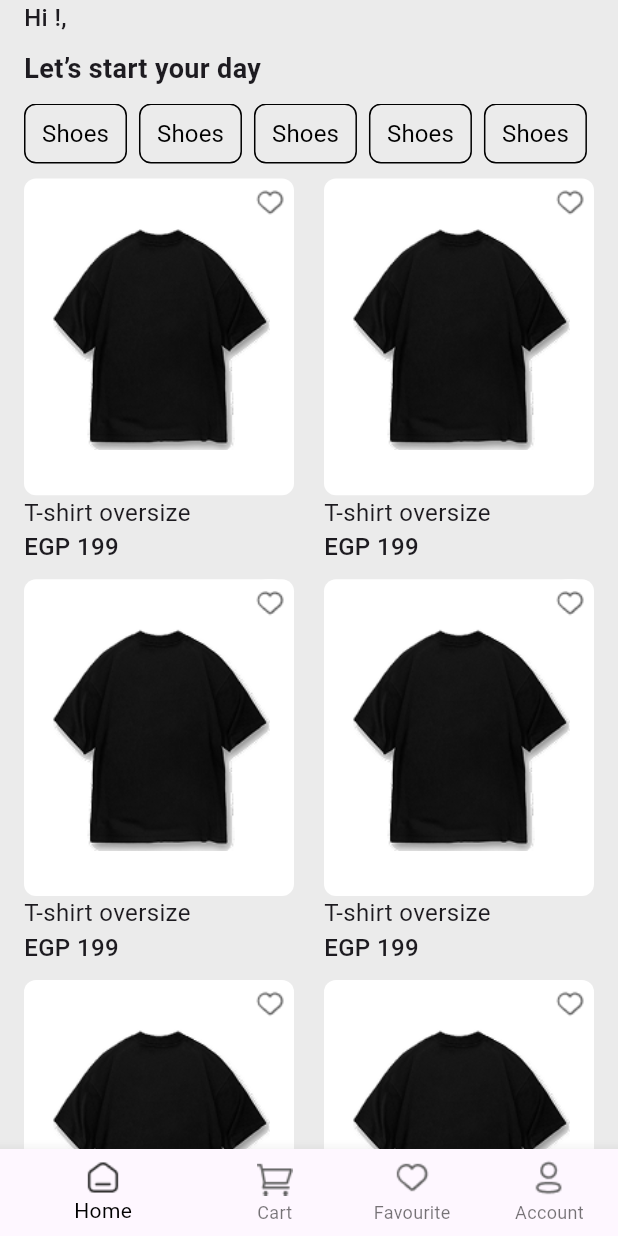
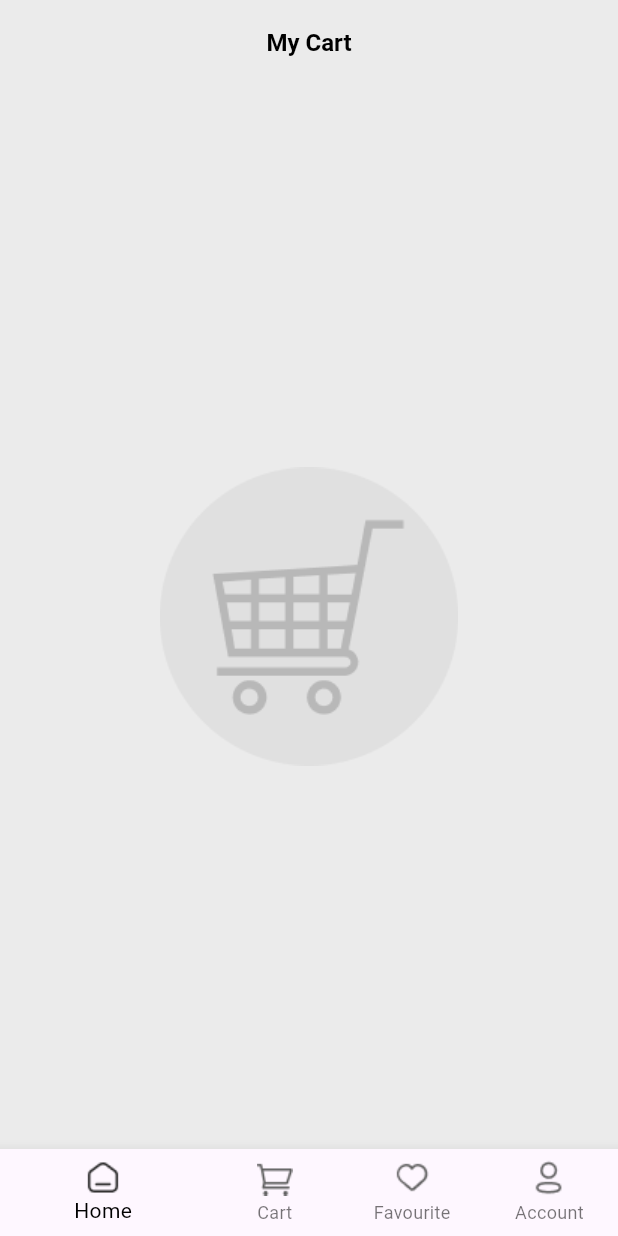
Before and after one commit to MohamedRafat-hub/shopping_app, a Flutter app: the screen it shows after launch, on a phone screen of 412 x 824 dp. Run offline on Flutter 3.47's test engine with Material 3 defaults, Android fonts, the phone set to English and light mode, and no system bars; our stand-ins replace readmore, smooth_page_indicator.

Commit message:
Finish product feature UI

```diff
--- /dev/null
+++ b/lib/features/cart/presentation/views/cart_view.dart
@@ -0,0 +1,23 @@
+import 'package:cartzy_app/features/home/presentation/views/widets/custom_bottom_navigation_bar.dart';
+import 'package:flutter/material.dart';
+
+class CartView extends StatelessWidget {
+  const CartView({super.key});
+  static const String id = 'CartView';
+  @override
+  Widget build(BuildContext context) {
+    return Scaffold(
+      appBar: AppBar(
+        title: Text(
+          'My Cart',
+          style: TextStyle(
+              color: Colors.black, fontSize: 16, fontWeight: FontWeight.bold),
+        ),
+        centerTitle: true,
+      ),
+
+      body: Center(child: Image.asset('assets/images/cart_image.png')),
+      bottomNavigationBar: CustomBottomNavigationBar(),
+    );
+  }
+}
--- a/lib/features/home/presentation/views/home_view.dart
+++ b/lib/features/home/presentation/views/home_view.dart
@@ -11,7 +11,7 @@ class HomeView extends StatelessWidget {
   @override
   Widget build(BuildContext context) {
     return Scaffold(
-      backgroundColor: Color(0xFFEBEBEB),
+      // backgroundColor: Color(0xFFEBEBEB),
       body: HomeViewBody(),
       bottomNavigationBar: CustomBottomNavigationBar(),
     );
--- a/lib/features/home/presentation/views/widets/custom_text_button.dart
+++ b/lib/features/home/presentation/views/widets/custom_text_button.dart
@@ -1,3 +1,4 @@
+import 'package:cartzy_app/features/product/presentation/views/product_category_view.dart';
 import 'package:flutter/material.dart';
 
 class CustomTextButton extends StatelessWidget {
@@ -11,7 +12,9 @@ class CustomTextButton extends StatelessWidget {
   @override
   Widget build(BuildContext context) {
     return TextButton(
-        onPressed: () {},
+        onPressed: () {
+          Navigator.pushNamed(context, ProductCategoryView.id);
+        },
         style: TextButton.styleFrom(
             shape: RoundedRectangleBorder(
                 borderRadius: BorderRadius.circular(8),
--- a/lib/features/home/presentation/views/widets/product_component.dart
+++ b/lib/features/home/presentation/views/widets/product_component.dart
@@ -9,24 +9,7 @@ class ProductComponent extends StatelessWidget {
     return Column(
       crossAxisAlignment: CrossAxisAlignment.start,
       children: [
-        Expanded(
-          child: Container(
-            // width: 150,
-            decoration: BoxDecoration(
-              color: Colors.white,
-              borderRadius: BorderRadius.circular(8),
-            ),
-            child: Column(
-              children: [
-                Align(alignment : Alignment.topRight,child: Image.asset('assets/icons/favourite_icon.png')),
-                Expanded(child: Image.asset('assets/images/product_image.png')),
-                SizedBox(
-                  height: 30,
-                ),
-              ],
-            ),
-          ),
-        ),
+        Expanded(child: ProductItem()),
         Text(
           'T-shirt oversize',
           style: TextStyle(fontSize: 16, fontWeight: FontWeight.w400),
@@ -39,3 +22,29 @@ class ProductComponent extends StatelessWidget {
     );
   }
 }
+
+class ProductItem extends StatelessWidget {
+  const ProductItem({
+    super.key,
+  });
+
+  @override
+  Widget build(BuildContext context) {
+    return Container(
+      // width: 150,
+      decoration: BoxDecoration(
+        color: Colors.white,
+        borderRadius: BorderRadius.circular(8),
+      ),
+      child: Column(
+        children: [
+          Align(alignment : Alignment.topRight,child: Image.asset('assets/icons/favourite_icon.png')),
+          Expanded(child: Image.asset('assets/images/product_image.png')),
+          SizedBox(
+            height: 30,
+          ),
+        ],
+      ),
+    );
+  }
+}
--- a/lib/main.dart
+++ b/lib/main.dart
@@ -1,6 +1,9 @@
 import 'package:cartzy_app/features/auth/presentation/views/login_view.dart';
 import 'package:cartzy_app/features/auth/presentation/views/signup_view.dart';
+import 'package:cartzy_app/features/cart/presentation/views/cart_view.dart';
 import 'package:cartzy_app/features/home/presentation/views/home_view.dart';
+import 'package:cartzy_app/features/product/presentation/views/product_category_view.dart';
+import 'package:cartzy_app/features/product/presentation/views/product_details_view.dart';
 import 'package:flutter/material.dart';
 
 void main() {
@@ -13,12 +16,23 @@ class ShoppingApp extends StatelessWidget {
   @override
   Widget build(BuildContext context) {
     return MaterialApp(
-      initialRoute: HomeView.id,
+      initialRoute: CartView.id,
       routes: {
-        HomeView.id : (context) => HomeView(),
+        ProductCategoryView.id: (context) => ProductCategoryView(),
+        HomeView.id: (context) => HomeView(),
         SignupView.id: (context) => SignupView(),
         LoginView.id: (context) => LoginView(),
+        ProductDetailsView.id: (context) => ProductDetailsView(),
+        CartView.id : (context) => CartView(),
       },
+      theme: ThemeData(
+        appBarTheme: AppBarTheme(
+          backgroundColor: Color(0xFFEBEBEB),
+          elevation: 0,
+          surfaceTintColor: Colors.transparent,
+        ),
+        scaffoldBackgroundColor: Color(0xFFEBEBEB),
+      ),
     );
   }
 }
--- a/pubspec.yaml
+++ b/pubspec.yaml
@@ -36,6 +36,7 @@ dependencies:
   cupertino_icons: ^1.0.8
   flutter_native_splash: ^2.4.4
   smooth_page_indicator: 1.1.0
+  readmore: ^3.0.0
 
 dev_dependencies:
   flutter_test:
```
Also changed, not shown: lib/features/product/presentation/views/product_category_view.dart (added, +41 -0 lines), lib/features/product/presentation/views/product_details_view.dart (added, +75 -0 lines), assets/images/cart_image.png (added), pubspec.lock.
